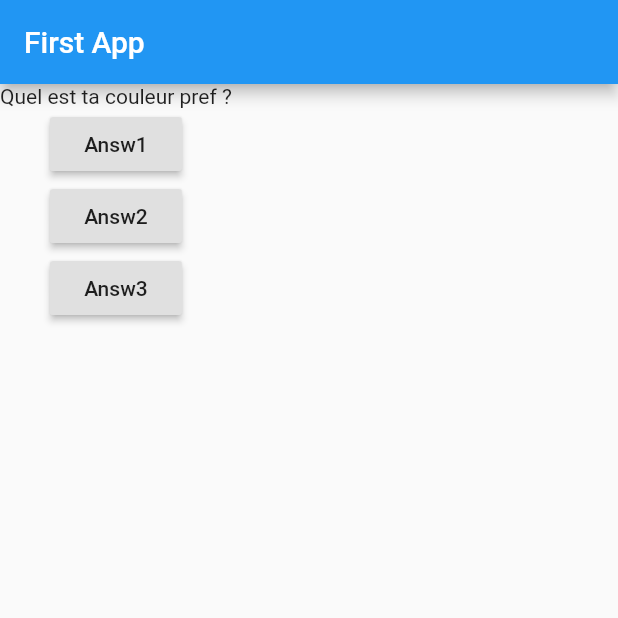
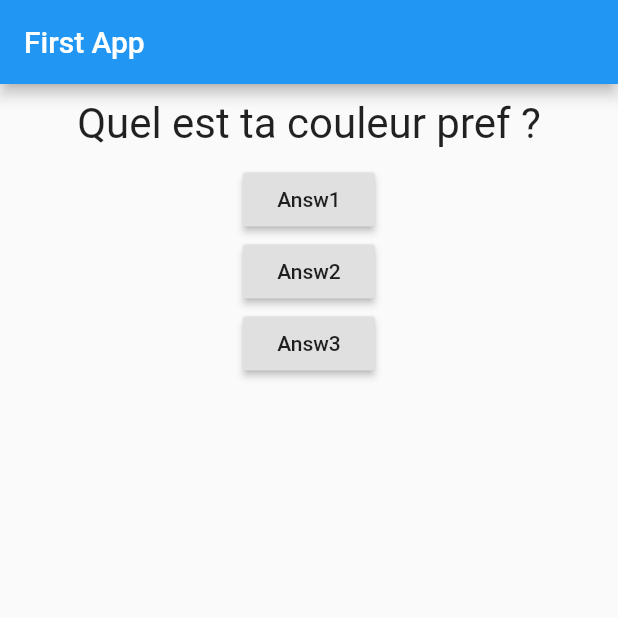
Before and after one commit to AlexStotch/questionsFlutter, a Flutter app: the screen it shows after launch, on a phone screen of 412 x 824 dp, the top half of it. Run offline on Flutter 3.47's test engine with Material 2 defaults, Android fonts, the phone set to English and light mode, and no system bars.

Commit message:
new question.dart & style

```diff
--- a/flutter_quizz/lib/main.dart
+++ b/flutter_quizz/lib/main.dart
@@ -1,4 +1,6 @@
 import 'package:flutter/material.dart';
+
+import './question.dart';
 
 void main() => runApp(MyApp());
 
@@ -31,7 +33,7 @@ var _questionIndex = 0;
             title: Text('First App'),
           ),
           body: Column(children: [
-            Text(_questions[_questionIndex]),
+            Question(_questions[_questionIndex]),
             RaisedButton(child: Text('Answ1'), onPressed:  () => print('answer2'),),
             RaisedButton(child: Text('Answ2'), onPressed:  _answerQuestion,),
             RaisedButton(child: Text('Answ3'), onPressed:  () {
--- a/flutter_quizz/lib/question.dart
+++ b/flutter_quizz/lib/question.dart
@@ -0,0 +1,21 @@
+import 'package:flutter/material.dart';
+
+class Question extends StatelessWidget {
+  final String
+      questionText; // final -> d'oesn't change after l'instantiation in construct()
+
+  Question(this.questionText);
+
+  @override
+  Widget build(BuildContext context) {
+    return Container(
+      width: double.infinity,
+      margin: EdgeInsets.all(10),
+      child: Text(
+        questionText,
+        style: TextStyle(fontSize: 28),
+        textAlign: TextAlign.center,
+      ),
+    );
+  }
+}
```
